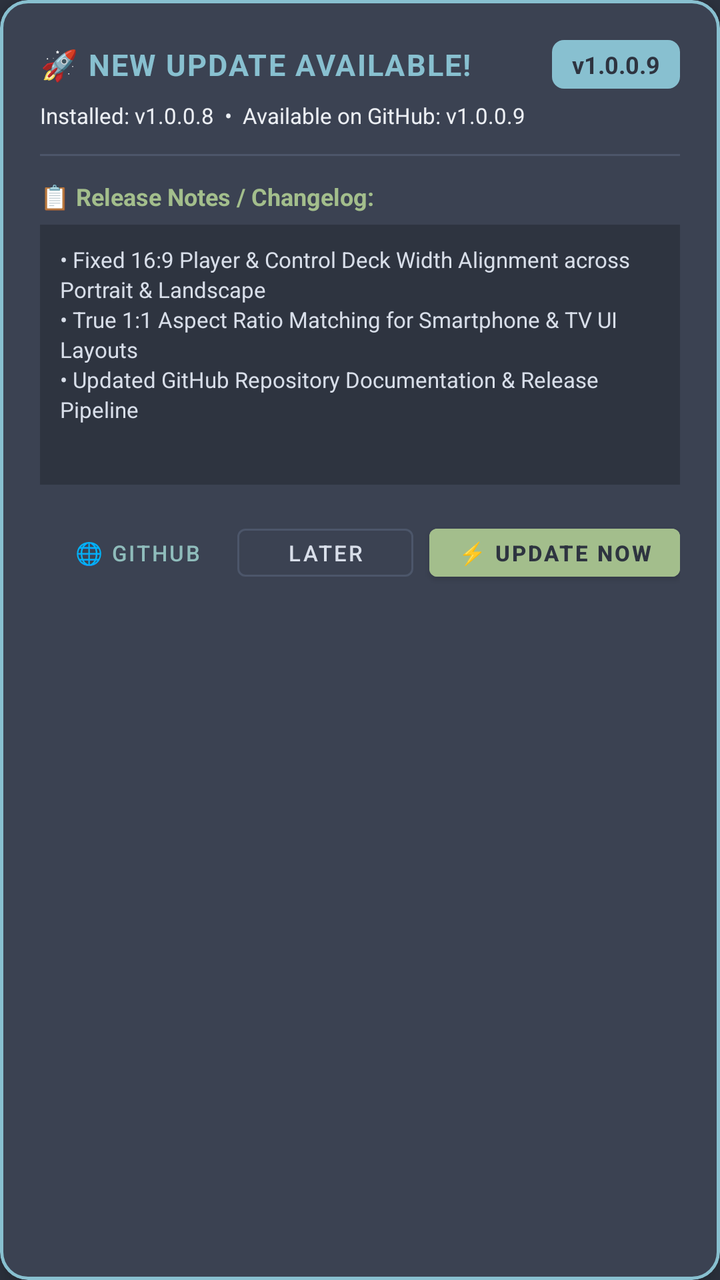
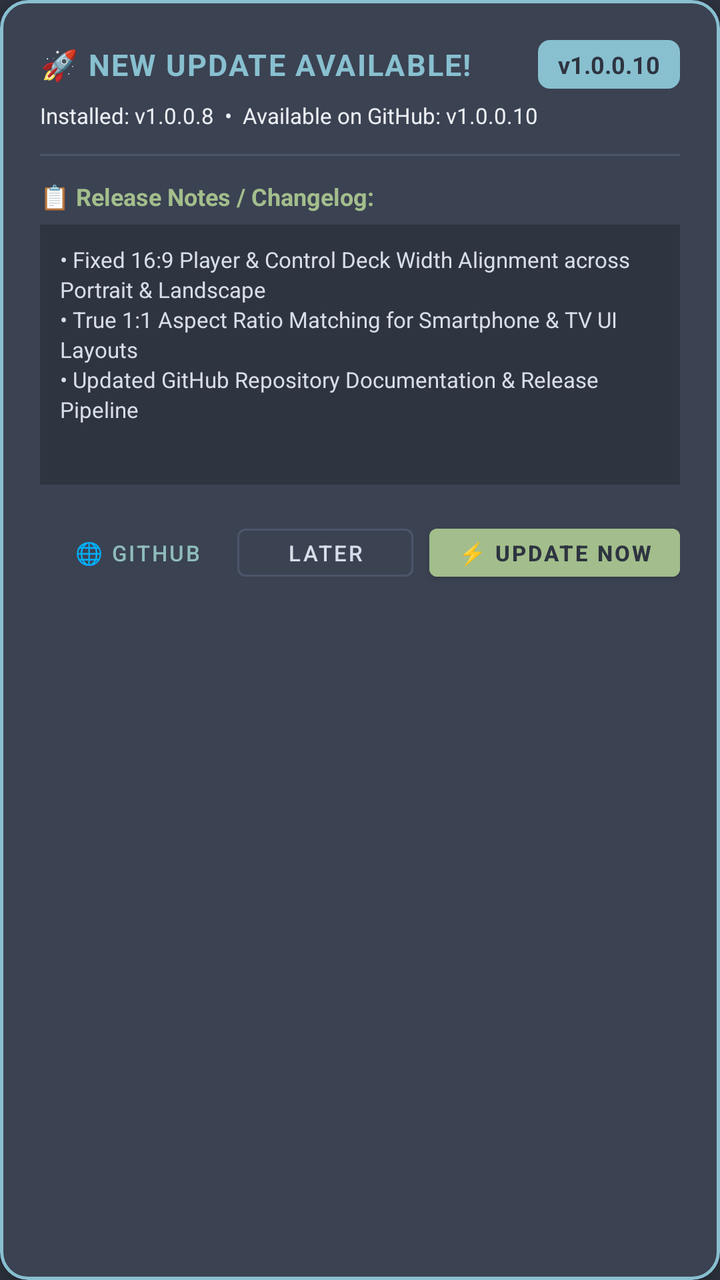

An Android layout rendered at two revisions. The XML below is the earlier revision; the diff shows what the commit changed to produce the second picture.
<!-- AndroidManifest.xml: application theme Theme.SNfetchPLAYER -->
<!-- res/layout/dialog_app_update.xml -->
<?xml version="1.0" encoding="utf-8"?>
<com.google.android.material.card.MaterialCardView xmlns:android="http://schemas.android.com/apk/res/android"
    xmlns:app="http://schemas.android.com/apk/res-auto"
    android:layout_width="match_parent"
    android:layout_height="wrap_content"
    android:layout_margin="16dp"
    app:cardBackgroundColor="@color/nord1"
    app:cardCornerRadius="14dp"
    app:cardElevation="8dp"
    app:strokeColor="@color/nord8"
    app:strokeWidth="1.5dp">

    <LinearLayout
        android:layout_width="match_parent"
        android:layout_height="wrap_content"
        android:orientation="vertical"
        android:padding="20dp">

        
        <LinearLayout
            android:layout_width="match_parent"
            android:layout_height="wrap_content"
            android:gravity="center_vertical"
            android:orientation="horizontal">

            <TextView
                android:layout_width="0dp"
                android:layout_height="wrap_content"
                android:layout_weight="1"
                android:letterSpacing="0.05"
                android:text="🚀 NEW UPDATE AVAILABLE!"
                android:textColor="@color/nord8"
                android:textSize="15sp"
                android:textStyle="bold" />

            <TextView
                android:id="@+id/tvNewVersionBadge"
                android:layout_width="wrap_content"
                android:layout_height="wrap_content"
                android:background="@drawable/badge_update_bg"
                android:paddingHorizontal="10dp"
                android:paddingVertical="4dp"
                android:text="v1.0.0.9"
                android:textColor="@color/nord0"
                android:textSize="12sp"
                android:textStyle="bold" />
        </LinearLayout>

        
        <TextView
            android:id="@+id/tvUpdateVersionSub"
            android:layout_width="match_parent"
            android:layout_height="wrap_content"
            android:layout_marginTop="6dp"
            android:text="Installed: v1.0.0.8  •  Available on GitHub: v1.0.0.9"
            android:textColor="@color/nord6"
            android:textSize="11sp" />

        
        <View
            android:layout_width="match_parent"
            android:layout_height="1dp"
            android:layout_marginVertical="12dp"
            android:background="@color/nord3" />

        <TextView
            android:layout_width="wrap_content"
            android:layout_height="wrap_content"
            android:text="📋 Release Notes / Changelog:"
            android:textColor="@color/nord14"
            android:textSize="12sp"
            android:textStyle="bold" />

        
        <androidx.core.widget.NestedScrollView
            android:layout_width="match_parent"
            android:layout_height="130dp"
            android:layout_marginTop="6dp"
            android:background="@color/nord0"
            android:padding="10dp">

            <TextView
                android:id="@+id/tvUpdateChangelog"
                android:layout_width="match_parent"
                android:layout_height="wrap_content"
                android:fontFamily="sans-serif"
                android:lineSpacingExtra="2dp"
                android:text="• Fixed 16:9 Player &amp; Control Deck Width Alignment across Portrait &amp; Landscape\n• True 1:1 Aspect Ratio Matching for Smartphone &amp; TV UI Layouts\n• Updated GitHub Repository Documentation &amp; Release Pipeline"
                android:textColor="@color/nord4"
                android:textSize="11sp" />
        </androidx.core.widget.NestedScrollView>

        
        <LinearLayout
            android:id="@+id/layoutDownloadProgress"
            android:layout_width="match_parent"
            android:layout_height="wrap_content"
            android:layout_marginTop="12dp"
            android:orientation="vertical"
            android:visibility="gone">

            <ProgressBar
                android:id="@+id/pbDownloadProgress"
                style="?android:attr/progressBarStyleHorizontal"
                android:layout_width="match_parent"
                android:layout_height="8dp"
                android:max="100"
                android:progress="0"
                android:progressTint="@color/nord14" />

            <TextView
                android:id="@+id/tvDownloadProgressStatus"
                android:layout_width="match_parent"
                android:layout_height="wrap_content"
                android:layout_marginTop="4dp"
                android:gravity="center_horizontal"
                android:text="Downloading APK... 0%"
                android:textColor="@color/nord14"
                android:textSize="11sp" />
        </LinearLayout>

        
        <LinearLayout
            android:layout_width="match_parent"
            android:layout_height="wrap_content"
            android:layout_marginTop="16dp"
            android:gravity="end"
            android:orientation="horizontal">

            <com.google.android.material.button.MaterialButton
                android:id="@+id/btnOpenGitHub"
                style="@style/Widget.MaterialComponents.Button.TextButton"
                android:layout_width="wrap_content"
                android:layout_height="36dp"
                android:paddingHorizontal="10dp"
                android:text="🌐 GitHub"
                android:textColor="@color/nord7"
                android:textSize="11sp" />

            <com.google.android.material.button.MaterialButton
                android:id="@+id/btnLaterUpdate"
                style="@style/Widget.MaterialComponents.Button.OutlinedButton"
                android:layout_width="wrap_content"
                android:layout_height="36dp"
                android:layout_marginStart="6dp"
                android:paddingHorizontal="12dp"
                android:text="LATER"
                android:textColor="@color/nord4"
                android:textSize="11sp"
                app:strokeColor="@color/nord3"
                app:strokeWidth="1dp" />

            <com.google.android.material.button.MaterialButton
                android:id="@+id/btnDownloadUpdate"
                android:layout_width="wrap_content"
                android:layout_height="36dp"
                android:layout_marginStart="8dp"
                android:backgroundTint="@color/nord14"
                android:paddingHorizontal="14dp"
                android:text="⚡ UPDATE NOW"
                android:textColor="@color/nord0"
                android:textSize="11sp"
                android:textStyle="bold" />
        </LinearLayout>

    </LinearLayout>
</com.google.android.material.card.MaterialCardView>
<!-- resources referenced by this layout -->
<resources>
  <color name="nord0">#2E3440</color>
  <color name="nord1">#3B4252</color>
  <color name="nord14">#A3BE8C</color>
  <color name="nord3">#4C566A</color>
  <color name="nord4">#D8DEE9</color>
  <color name="nord6">#ECEFF4</color>
  <color name="nord7">#8FBCBB</color>
  <color name="nord8">#88C0D0</color>
  <!-- drawable badge_update_bg (drawable) -->
  <?xml version="1.0" encoding="utf-8"?>
  <shape xmlns:android="http://schemas.android.com/apk/res/android"
      android:shape="rectangle">
      <solid android:color="@color/nord8" />
      <corners android:radius="6dp" />
  </shape>
  <style name="Theme.SNfetchPLAYER" parent="Theme.MaterialComponents.DayNight.NoActionBar">
          <item name="colorPrimary">@color/nord8</item>
          <item name="colorPrimaryVariant">@color/nord10</item>
          <item name="colorOnPrimary">@color/nord0</item>
          <item name="colorSecondary">@color/nord7</item>
          <item name="colorSecondaryVariant">@color/nord9</item>
          <item name="colorOnSecondary">@color/nord0</item>
          <item name="android:statusBarColor">@color/nord0</item>
          <item name="android:navigationBarColor">@color/nord0</item>
          <item name="android:windowBackground">@color/nord0</item>
      </style>
  <color name="nord10">#5E81AC</color>
  <color name="nord9">#81A1C1</color>
</resources>

<!-- the commit's change to res/layout/dialog_app_update.xml (unified diff, before → after) -->
@@ -40,7 +40,7 @@
                 android:background="@drawable/badge_update_bg"
                 android:paddingHorizontal="10dp"
                 android:paddingVertical="4dp"
-                android:text="v1.0.0.9"
+                android:text="v1.0.0.10"
                 android:textColor="@color/nord0"
                 android:textSize="12sp"
                 android:textStyle="bold" />
@@ -52,7 +52,7 @@
             android:layout_width="match_parent"
             android:layout_height="wrap_content"
             android:layout_marginTop="6dp"
-            android:text="Installed: v1.0.0.8  •  Available on GitHub: v1.0.0.9"
+            android:text="Installed: v1.0.0.8  •  Available on GitHub: v1.0.0.10"
             android:textColor="@color/nord6"
             android:textSize="11sp" />
 
